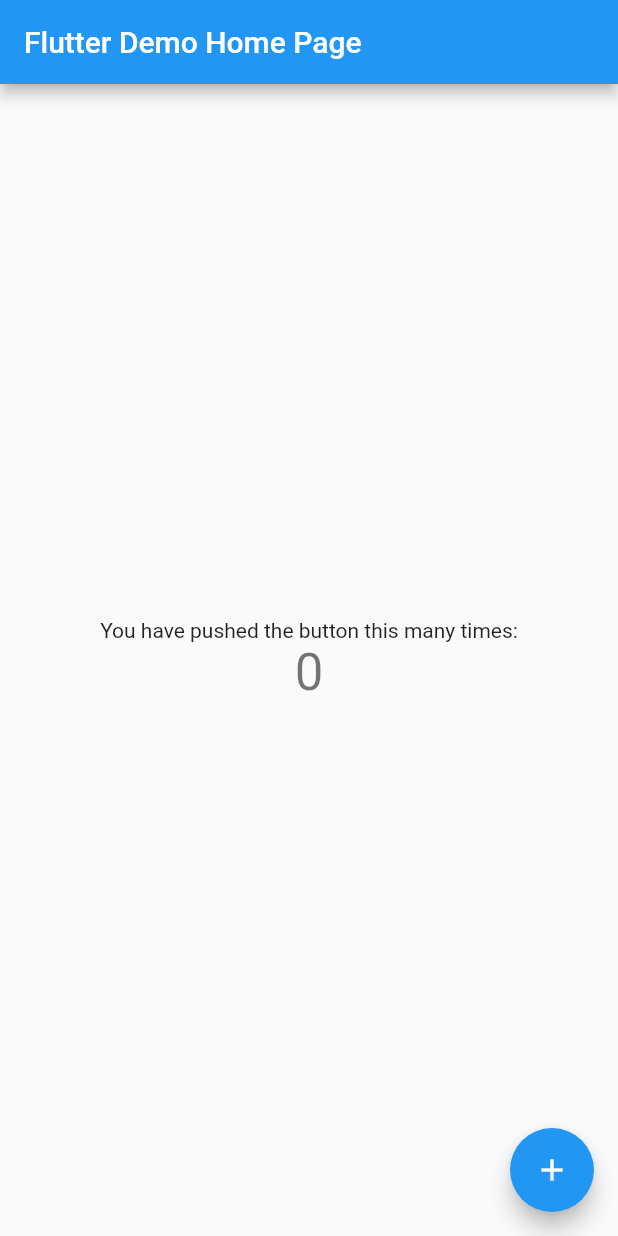
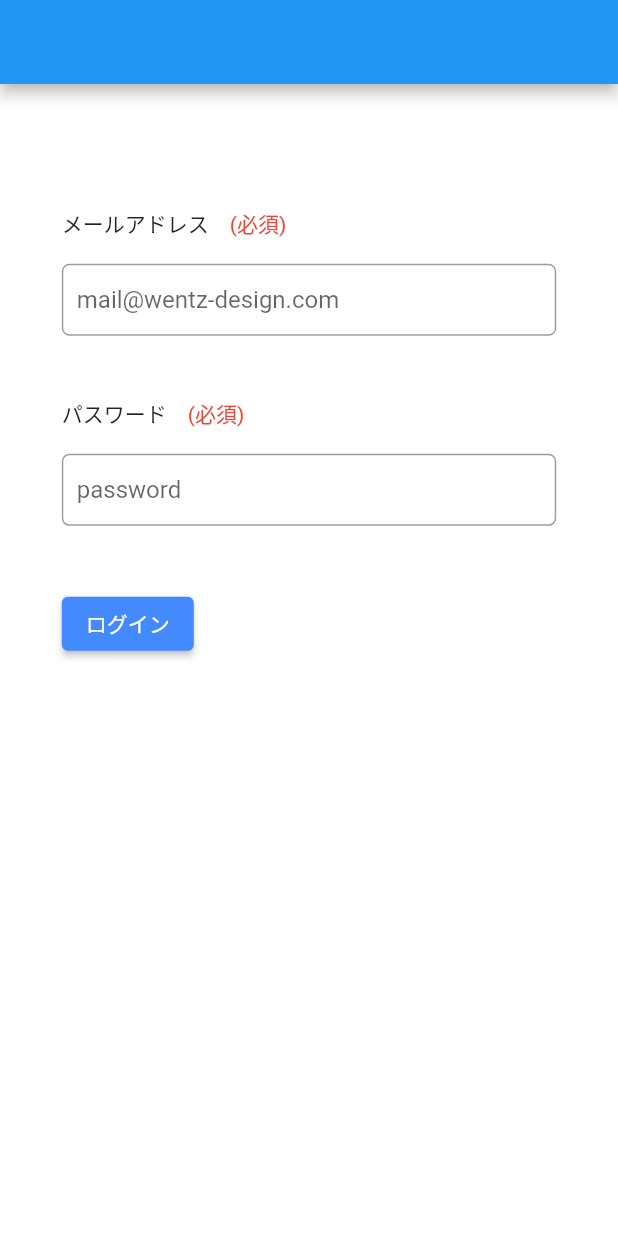
Before and after one commit to arsYamashita/berth_app, a Flutter app: the screen it shows after launch, on a phone screen of 412 x 824 dp. Run offline on Flutter 3.47's test engine with Material 2 defaults, Android fonts, the light colour scheme and no system bars.

Commit message:
５つの画面を作成

```diff
--- /dev/null
+++ b/lib/constant/dummy.dart
@@ -0,0 +1,16 @@
+import '../model/reservation.dart';
+
+class Dummy {
+  static final Reservation reservation = Reservation(
+      date: "20231228",
+      time: "9:30",
+      clientCD: 111111,
+      clientName: "A社",
+      deliveryPort: "C-1");
+
+  static final List<Reservation> reservationList =
+      List.generate(100, (index) => reservation);
+
+  static const String mailHint = "mail@wentz-design.com";
+  static const String passHint = "password";
+}
--- a/lib/main.dart
+++ b/lib/main.dart
@@ -1,3 +1,6 @@
+import 'package:berth_app/ui/login_page.dart';
+import 'package:berth_app/ui/search_arrival_page.dart';
+import 'package:berth_app/util/size_config.dart';
 import 'package:flutter/material.dart';
 
 void main() {
@@ -10,6 +13,8 @@
   // This widget is the root of your application.
   @override
   Widget build(BuildContext context) {
+    SizeConfig().init(context);
+
     return MaterialApp(
       title: 'Flutter Demo',
       theme: ThemeData(
@@ -24,92 +29,7 @@
         // is not restarted.
         primarySwatch: Colors.blue,
       ),
-      home: const MyHomePage(title: 'Flutter Demo Home Page'),
+      home: LoginPage(),
     );
   }
 }
-
-class MyHomePage extends StatefulWidget {
-  const MyHomePage({super.key, required this.title});
-
-  // This widget is the home page of your application. It is stateful, meaning
-  // that it has a State object (defined below) that contains fields that affect
-  // how it looks.
-
-  // This class is the configuration for the state. It holds the values (in this
-  // case the title) provided by the parent (in this case the App widget) and
-  // used by the build method of the State. Fields in a Widget subclass are
-  // always marked "final".
-
-  final String title;
-
-  @override
-  State<MyHomePage> createState() => _MyHomePageState();
-}
-
-class _MyHomePageState extends State<MyHomePage> {
-  int _counter = 0;
-
-  void _incrementCounter() {
-    setState(() {
-      // This call to setState tells the Flutter framework that something has
-      // changed in this State, which causes it to rerun the build method below
-      // so that the display can reflect the updated values. If we changed
-      // _counter without calling setState(), then the build method would not be
-      // called again, and so nothing would appear to happen.
-      _counter++;
-    });
-  }
-
-  @override
-  Widget build(BuildContext context) {
-    // This method is rerun every time setState is called, for instance as done
-    // by the _incrementCounter method above.
-    //
-    // The Flutter framework has been optimized to make rerunning build methods
-    // fast, so that you can just rebuild anything that needs updating rather
-    // than having to individually change instances of widgets.
-    return Scaffold(
-      appBar: AppBar(
-        // Here we take the value from the MyHomePage object that was created by
-        // the App.build method, and use it to set our appbar title.
-        title: Text(widget.title),
-      ),
-      body: Center(
-        // Center is a layout widget. It takes a single child and positions it
-        // in the middle of the parent.
-        child: Column(
-          // Column is also a layout widget. It takes a list of children and
-          // arranges them vertically. By default, it sizes itself to fit its
-          // children horizontally, and tries to be as tall as its parent.
-          //
-          // Invoke "debug painting" (press "p" in the console, choose the
-          // "Toggle Debug Paint" action from the Flutter Inspector in Android
-          // Studio, or the "Toggle Debug Paint" command in Visual Studio Code)
-          // to see the wireframe for each widget.
-          //
-          // Column has various properties to control how it sizes itself and
-          // how it positions its children. Here we use mainAxisAlignment to
-          // center the children vertically; the main axis here is the vertical
-          // axis because Columns are vertical (the cross axis would be
-          // horizontal).
-          mainAxisAlignment: MainAxisAlignment.center,
-          children: <Widget>[
-            const Text(
-              'You have pushed the button this many times:',
-            ),
-            Text(
-              '$_counter',
-              style: Theme.of(context).textTheme.headlineMedium,
-            ),
-          ],
-        ),
-      ),
-      floatingActionButton: FloatingActionButton(
-        onPressed: _incrementCounter,
-        tooltip: 'Increment',
-        child: const Icon(Icons.add),
-      ), // This trailing comma makes auto-formatting nicer for build methods.
-    );
-  }
-}
--- /dev/null
+++ b/lib/model/reservation.dart
@@ -0,0 +1,17 @@
+import 'package:flutter/cupertino.dart';
+
+@immutable
+class Reservation {
+  Reservation({
+    required this.date,
+    required this.time,
+    required this.clientCD,
+    required this.clientName,
+    required this.deliveryPort,
+  });
+  String date;
+  String time;
+  int clientCD;
+  String clientName;
+  String deliveryPort;
+}
--- /dev/null
+++ b/lib/ui/login_page.dart
@@ -0,0 +1,82 @@
+import 'package:berth_app/constant/dummy.dart';
+import 'package:berth_app/ui/select_task_page.dart';
+import 'package:flutter/material.dart';
+
+import '../util/size_config.dart';
+
+class LoginPage extends StatelessWidget {
+  const LoginPage({super.key});
+
+  @override
+  Widget build(BuildContext context) {
+    return Scaffold(
+      backgroundColor: Colors.white,
+      appBar: AppBar(),
+      body: Padding(
+        padding: EdgeInsets.symmetric(
+            horizontal: SizeConfig.blockSizeHorizontal * 10,
+            vertical: SizeConfig.blockSizeVertical * 10),
+        child: Column(
+          crossAxisAlignment: CrossAxisAlignment.start,
+          children: [
+            _LoginForm(
+              title: "メールアドレス",
+              hint: Dummy.mailHint,
+            ),
+            _LoginForm(
+              title: "パスワード",
+              hint: Dummy.passHint,
+            ),
+            ElevatedButton(
+              style: ElevatedButton.styleFrom(
+                  backgroundColor: Colors.blueAccent,
+                  foregroundColor: Colors.white),
+              onPressed: () {
+                Navigator.push(
+                  context,
+                  MaterialPageRoute(
+                      builder: (context) => const SelectTaskPage()),
+                );
+              },
+              child: Text("ログイン"),
+            ),
+          ],
+        ),
+      ),
+    );
+  }
+}
+
+class _LoginForm extends StatelessWidget {
+  _LoginForm({super.key, required this.title, required this.hint});
+  final String title;
+  final String hint;
+  final TextStyle essentialTextStyle = TextStyle(color: Colors.red);
+  @override
+  Widget build(BuildContext context) {
+    return Padding(
+      padding: EdgeInsets.only(bottom: SizeConfig.blockSizeVertical * 5),
+      child: Column(
+        crossAxisAlignment: CrossAxisAlignment.start,
+        children: [
+          Text.rich(TextSpan(children: [
+            TextSpan(text: title),
+            TextSpan(text: "　(必須)", style: essentialTextStyle)
+          ])),
+          SizedBox(
+            height: SizeConfig.blockSizeVertical * 2,
+          ),
+          TextField(
+            decoration: InputDecoration(
+                hintText: hint,
+                border: OutlineInputBorder(
+                  borderRadius: BorderRadius.circular(5),
+                ),
+                contentPadding:
+                    const EdgeInsets.symmetric(horizontal: 10, vertical: 0)),
+          ),
+        ],
+      ),
+    );
+  }
+}
--- /dev/null
+++ b/lib/util/size_config.dart
@@ -0,0 +1,18 @@
+import 'package:flutter/material.dart';
+import 'package:flutter/widgets.dart';
+
+class SizeConfig {
+  static late MediaQueryData _mediaQueryData;
+  static late double screenWidth;
+  static late double screenHeight;
+  static late double blockSizeHorizontal;
+  static late double blockSizeVertical;
+
+  void init(BuildContext context) {
+    _mediaQueryData = MediaQuery.of(context);
+    screenWidth = _mediaQueryData.size.width;
+    screenHeight = _mediaQueryData.size.height;
+    blockSizeHorizontal = screenWidth / 100;
+    blockSizeVertical = screenHeight / 100;
+  }
+}
```
Also changed, not shown: lib/ui/confirm_data_from_csv_page.dart (added, +153 -0 lines), lib/ui/import_csv_page.dart (added, +112 -0 lines), lib/ui/search_arrival_page.dart (added, +114 -0 lines), lib/ui/select_task_page.dart (added, +81 -0 lines), lib/util/custom_color.dart (added, +8 -0 lines).
